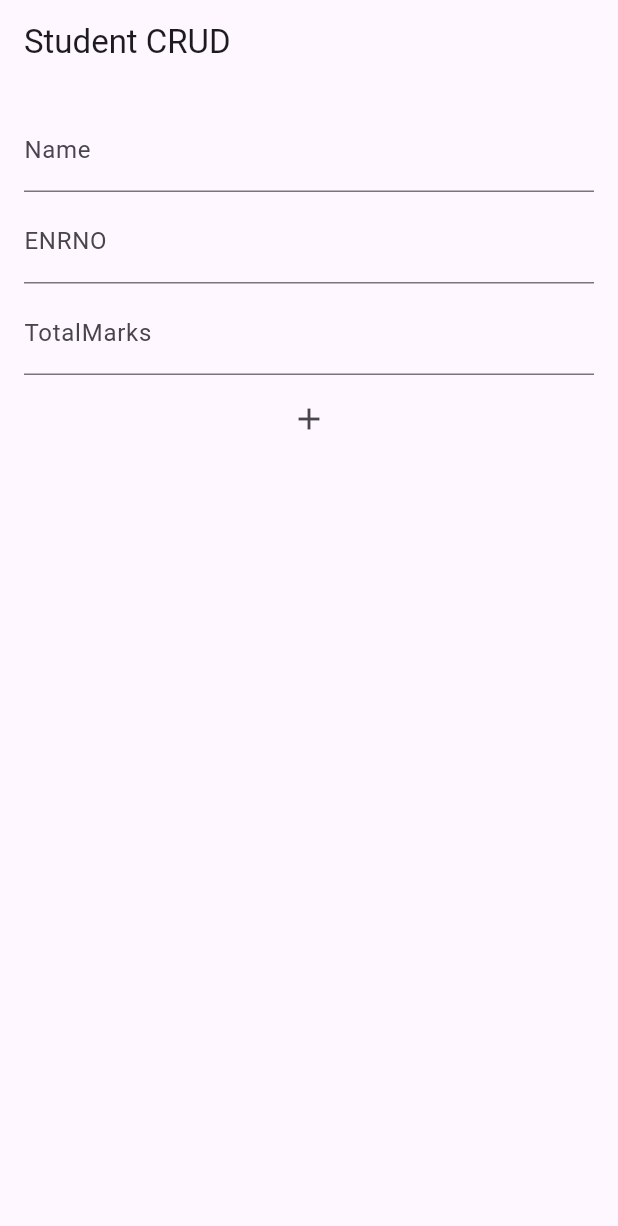
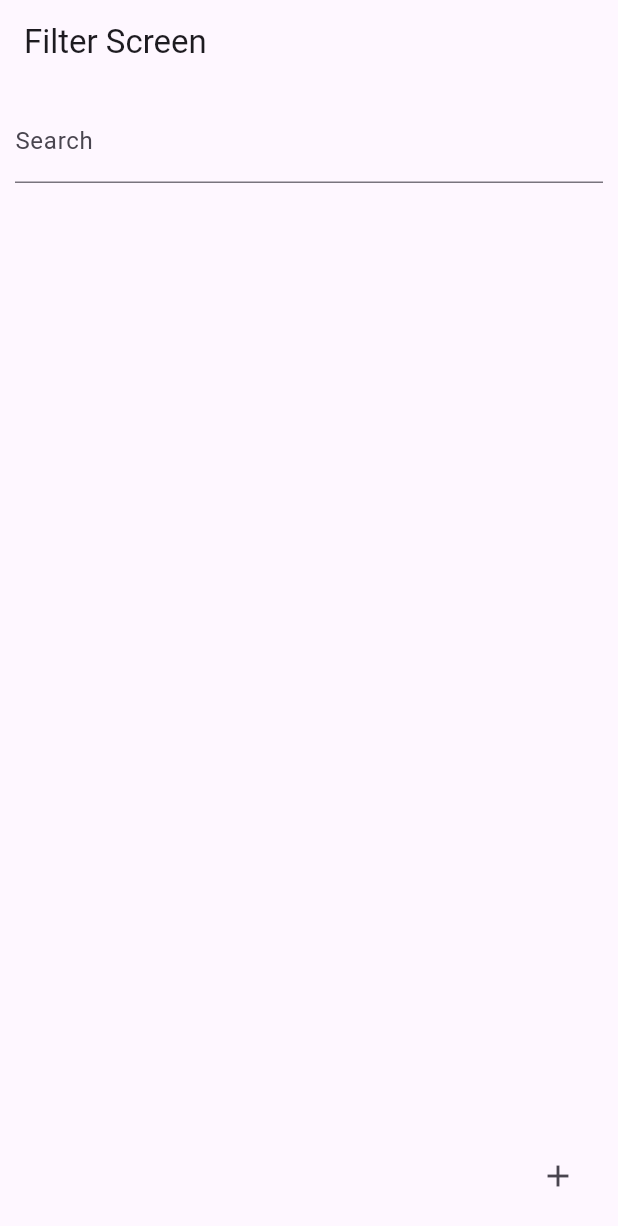
Before and after one commit to Gohelkrish173/Riverpod_Demo, a Flutter app: the screen it shows after launch, on a phone screen of 412 x 824 dp. Shown: the top 1226 px of the screen. Run offline on Flutter 3.47's test engine with Material 3 defaults, Android fonts, the light colour scheme and no system bars; our stand-ins replace flutter_riverpod.

Commit message:
Demo Of AsyncNotifier and .family and .dispose and Computed And Derived State Provider Demo

```diff
--- /dev/null
+++ b/lib/Section 3/Computed And Derieved Providers/computed_derived_filter_screen.dart
@@ -0,0 +1,60 @@
+
+import 'package:flutter/material.dart';
+import 'package:flutter_riverpod/flutter_riverpod.dart';
+import 'package:riverpod_exercise/Section%203/Computed%20And%20Derieved%20Providers/derived_providers.dart';
+
+class FilterScreen extends ConsumerWidget {
+  const FilterScreen({super.key});
+
+  @override
+  Widget build(BuildContext context,WidgetRef ref) {
+    final todos = ref.watch(filterTodosProvider);
+    final notifier = ref.watch(todoListProvider.notifier);
+
+    return Scaffold(
+      floatingActionButton: IconButton(
+        onPressed: (){
+          final text1 = 'Cricket Playing';
+          final text2 = 'Football Playing';
+          final text3 = 'Badminton Playing';
+          notifier.add(text1);
+          notifier.add(text2);
+          notifier.add(text3);
+        },
+        icon: Icon(Icons.add),
+      ),
+      appBar: AppBar(title: Text("Filter Screen"),),
+      body: Column(
+        children: [
+          Padding(
+            padding: EdgeInsets.all(10),
+            child: TextField(
+              decoration: const InputDecoration(labelText: 'Search'),
+              onChanged: (t)=>ref.read(filterTextProvider.notifier).state = t,
+            ),
+          ),
+          Expanded(
+            child: ListView.builder(
+              itemCount: todos.length,
+              itemBuilder: (_, i) {
+                final todo = todos[i];
+                return ListTile(
+                  leading: Checkbox(value: todo.completed,
+                    onChanged: (t)=>notifier.update(id: todo.id,completed: !todo.completed),
+                  ),
+                  title: Text(todo.title,style: TextStyle(color: Colors.orange,fontSize: 16),),
+                  trailing: IconButton(
+                    onPressed: (){
+                      notifier.remove(todo.id);
+                    },
+                    icon: Icon(Icons.delete),
+                  ),
+                );
+              },
+            ),
+          ),
+        ],
+      ),
+    );
+  }
+}
--- /dev/null
+++ b/lib/Section 3/Computed And Derieved Providers/derived_providers.dart
@@ -0,0 +1,40 @@
+import 'package:flutter_riverpod/flutter_riverpod.dart';
+import 'package:flutter_riverpod/legacy.dart';
+import 'package:riverpod_exercise/Section2/StateNotifierDemo/todo_example/todo_model.dart';
+import 'package:riverpod_exercise/Section2/StateNotifierDemo/todo_example/todo_provider_controller.dart';
+
+// number Provider
+final numberProvider = StateProvider<List<int>>((_){
+  return [1,2,3,4,5];
+});
+
+// Derived State
+// it is Depend On Other Providers for Generate Values
+final sumProvider = Provider<int>((Ref ref){
+  final list = ref.watch(numberProvider);
+  int sum = list.reduce((a,b)=>a+b);
+  //or
+  // int sum2 = list.fold(0, (total , n)=> total + n);
+  return sum;
+});
+
+// Example 2 This is Example of Computed State and Derived State Provider
+// In Computed State Means value Comes form two providers and then return it.
+final todoListProvider = StateNotifierProvider<TodoListNotifier,List<TodoModel>>(
+    (ref) => TodoListNotifier([]),
+);
+
+final filterTextProvider = StateProvider<String>((_) => '');
+
+final filterTodosProvider = Provider<List<TodoModel>>((Ref ref){
+  // for continues watching todoListPRovider therefore if any change in
+  // todoListProvider then it auto Change in Screen.
+  final todos = ref.watch(todoListProvider);
+  final filter = ref.watch(filterTextProvider);
+
+  if(filter.isEmpty){
+    return todos;
+  }
+
+  return todos.where((t)=>t.title.toLowerCase().contains(filter)).toList();
+});
--- a/lib/Section2/FutureProviderDemo/fake_api_service.dart
+++ b/lib/Section2/FutureProviderDemo/fake_api_service.dart
@@ -2,7 +2,7 @@ import 'dart:async';
 import 'dart:math';
 
 class FakeService{
-  Future<String> fetchGreeting() async{
+  Future<String> fetchGreeting({int? id}) async{
     await Future.delayed(const Duration(seconds: 2));
 
     // simulate the 30% chance of failure.
@@ -10,6 +10,7 @@ class FakeService{
       throw Exception('Failed to fetch greeting');
     }
 
-    return 'Hello from Async';
+    final value = 'Hello from Async';
+    return id == null ? value : value + '$id';
   }
 }
--- a/lib/main.dart
+++ b/lib/main.dart
@@ -1,5 +1,8 @@
 import 'package:flutter/material.dart';
 import 'package:flutter_riverpod/flutter_riverpod.dart';
+import 'package:riverpod_exercise/Section%203/Computed%20And%20Derieved%20Providers/computed_derived_filter_screen.dart';
+import 'package:riverpod_exercise/Section%203/Computed%20And%20Derieved%20Providers/derived_screen.dart';
+import 'package:riverpod_exercise/Section2/AsyncNotifierDemo/async_notifier_greeting_screen_demo.dart';
 import 'package:riverpod_exercise/Section2/FutureProviderDemo/StudentData_Using_FutureProvider.dart';
 import 'package:riverpod_exercise/Section2/FutureProviderDemo/foodData_using_FutureProvider.dart';
 import 'package:riverpod_exercise/Section2/FutureProviderDemo/greetingScreen.dart';
@@ -22,6 +25,9 @@ class MyApp extends ConsumerWidget {
 
   @override
   Widget build(BuildContext context,WidgetRef ref) {
+
+    // Section 1
+
     // final SP = ref.watch(staticProvider);
 
     // return Scaffold(
@@ -35,6 +41,8 @@ class MyApp extends ConsumerWidget {
     // return Riverpod_Stateful_Widget();
     // return StateFul_Animation_Screen();
 
+    // Section 2
+
     // return Greetingscreen();
     // return FoodData_Using_FutureProvider();
     // return StudentData_FutureProvider();
@@ -43,6 +51,13 @@ class MyApp extends ConsumerWidget {
 
     // return CounterScreen_StateNotifier();
     // return TodoScreen_Using_StateNotifier();
-    return StudentCrudUsingStateNotifier();
+    // return StudentCrudUsingStateNotifier();
+
+   // return AsyncNotifierGreetingScreenDemo();
+
+   // Section 3
+
+    // return SumScreen();
+    return FilterScreen();
   }
 }
```
Also changed, not shown: lib/Section 3/Computed And Derieved Providers/derived_screen.dart (added, +24 -0 lines), lib/Section2/AsyncNotifierDemo/async_notifier.dart (added, +48 -0 lines), lib/Section2/AsyncNotifierDemo/async_notifier_greeting_screen_demo.dart (added, +32 -0 lines), lib/Section2/FutureProviderDemo/greetingScreen.dart (+9 -3 lines), 1 other file.
